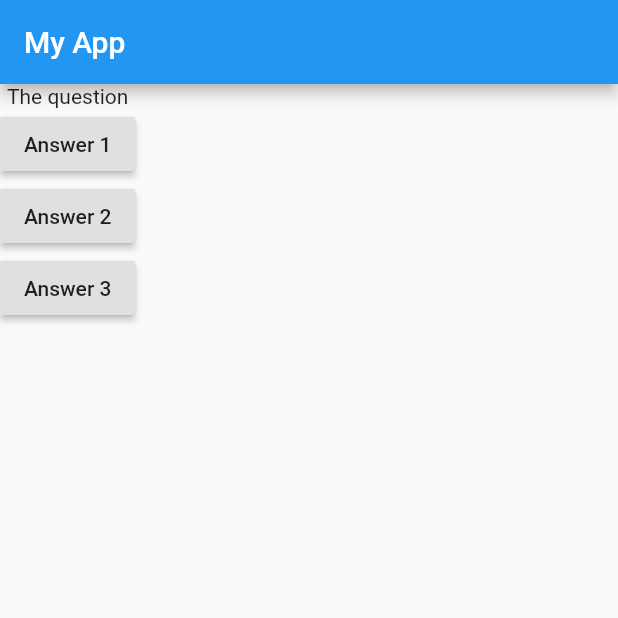
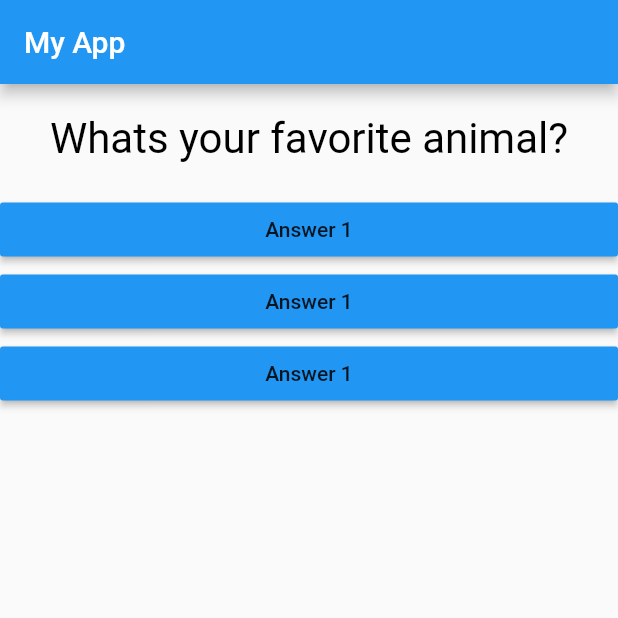
Before and after one commit to mrreiaz/learn-flutter-dart-to-build-ios-android-apps, a Flutter app: the screen it shows after launch, after a tap on "Answer 1", on a phone screen of 412 x 824 dp, the top half of it. Run offline on Flutter 3.47's test engine with Material 2 defaults, Android fonts, the phone set to English and light mode, and no system bars.

```diff
--- /dev/null
+++ b/lib/answer.dart
@@ -0,0 +1,19 @@
+import 'package:flutter/material.dart';
+
+class Answer extends StatelessWidget {
+  //const Answer({Key? key}) : super(key: key);
+  final VoidCallback selectHandler;
+  Answer(this.selectHandler);
+
+  @override
+  Widget build(BuildContext context) {
+    return Container(
+      width: double.infinity,
+      child: RaisedButton(
+        color: Colors.blue,
+        child: Text('Answer 1'),
+        onPressed: selectHandler,
+      ),
+    );
+  }
+}
--- a/lib/main.dart
+++ b/lib/main.dart
@@ -1,23 +1,40 @@
 import 'package:flutter/material.dart';
+
+import './question.dart';
+import './answer.dart';
 
 void main() => runApp(MyApp());
 
-class MyApp extends StatelessWidget {
+class MyApp extends StatefulWidget {
+  @override
+  State<MyApp> createState() => _MyAppState();
+}
 
+class _MyAppState extends State<MyApp> {
+  var _questionsIndex = 0;
 
-  void answerQuestion(){
-    print("Answer given.");
+  void _answerQuestion() {
+    setState(() {
+      _questionsIndex = _questionsIndex + 1;
+    });
   }
-
 
   @override
   Widget build(BuildContext context) {
-
-
     var questions = [
-      'Whats your favorite color?',
-      'Whats your favorite animal?'
-      ];
+      {
+        'questionsText': 'Whats your favorite color?',
+        'answers': ['Black','Green','Red','White'],
+      },
+      {
+        'questionsText': 'Whats your favorite animal?',
+        'answers': ['Dog','Cat','Cow','Tiger'],
+      },
+      {
+        'questionsText': 'Whats your favorite flower?',
+        'answers': ['Rose','Lilac','Poppy Flower','Lotus'],
+      },
+    ];
 
     return MaterialApp(
       home: Scaffold(
@@ -26,15 +43,10 @@ class MyApp extends StatelessWidget {
         ),
         body: Column(
           children: [
-            Text('The question'),
-            RaisedButton(child: Text('Answer 1'),onPressed: answerQuestion),
-            RaisedButton(child: Text('Answer 2'),onPressed: ()=> print("object")),
-            RaisedButton(child: Text('Answer 3'),onPressed: (){
-                          //------------
-                          print("object");
-
-                          }
-                        ),
+            Question(questions[_questionsIndex]['questionsText'] as String),
+            Answer(_answerQuestion),
+            Answer(_answerQuestion),
+            Answer(_answerQuestion),
           ],
         ),
       ),
--- /dev/null
+++ b/lib/question.dart
@@ -0,0 +1,27 @@
+import 'dart:ui';
+
+import 'package:flutter/material.dart';
+
+class Question extends StatelessWidget {
+  //const Question({Key? key}) : super(key: key);
+
+  final String questionText;
+
+  Question(this.questionText);
+
+  @override
+  Widget build(BuildContext context) {
+    return Container(
+      width: double.infinity,
+      margin: EdgeInsets.all(20),
+      child: Text(
+        questionText,
+        style: TextStyle(
+          fontSize: 28,
+          color: Colors.black,
+        ),
+        textAlign: TextAlign.center,
+      ),
+    );
+  }
+}
```
